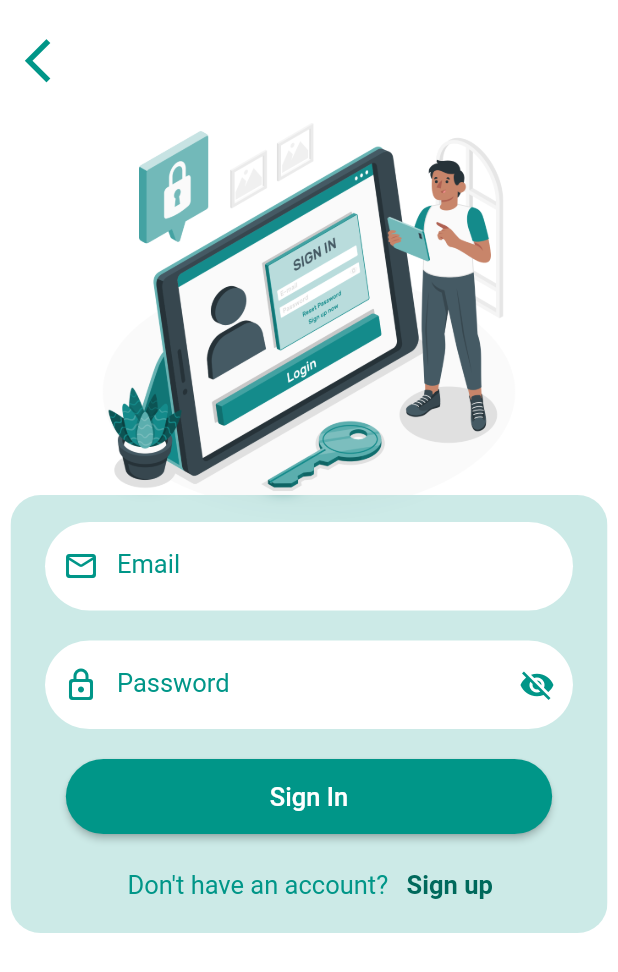
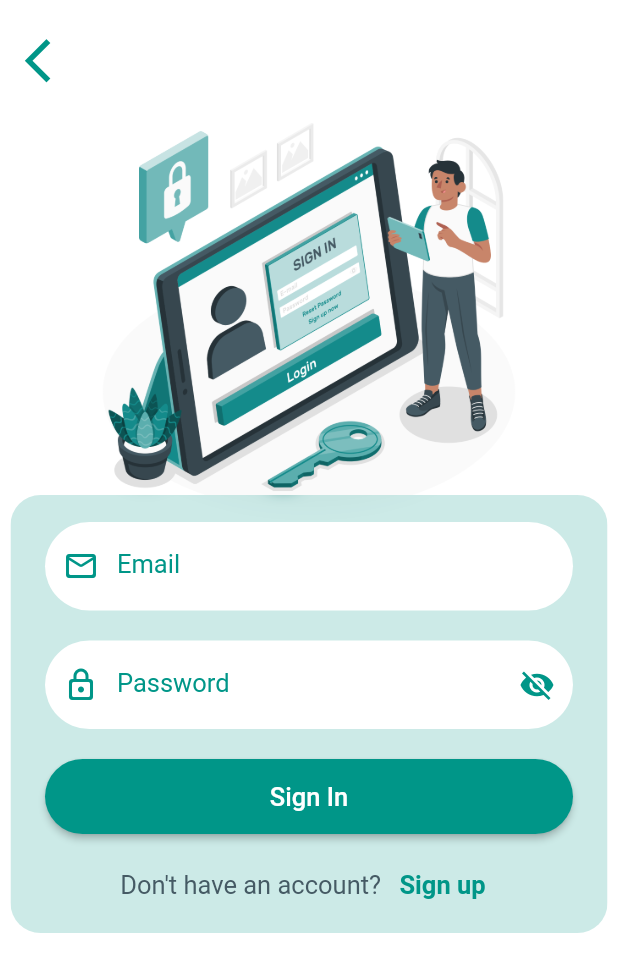
Before and after one commit to Salmakhaled123/ETA, a Flutter app: the MyVerify screen opened directly, after a tap on "Edit Phone Number ?", after a tap on the "arrow back ios" icon, after a tap on "E-Mail", on a phone screen of 412 x 824 dp. Shown: the top 972 px of the screen. Run offline on Flutter 3.47's test engine with Material 2 defaults, Android fonts, the phone set to English and light mode, and no system bars; drawn by our look-alikes of blurrycontainer; our stand-ins replace cloud_firestore, dio, firebase_auth, firebase_core, flutter_bloc, fluttertoast and 5 more; missing offline and left inert: flutter_polyline_points; accounts and stored records are empty; network calls fail.

Commit message:
update10000000

```diff
--- a/lib/modules/Phone_Login.dart
+++ b/lib/modules/Phone_Login.dart
@@ -37,8 +37,8 @@ class _PhoneScreenState extends State<PhoneScreen> {
                 ),
               ),
               Padding(
-                padding: const EdgeInsets.fromLTRB(0, 15, 330, 0),
-                child: IconButton(
+                padding: const EdgeInsets.only(top: 15),
+                child: IconButton(alignment: Alignment.topLeft,
                     onPressed: () {
                       Navigator.pushReplacement(
                           context,
@@ -83,6 +83,7 @@ class _PhoneScreenState extends State<PhoneScreen> {
                       ),
                       Padding(
                         padding: const EdgeInsets.fromLTRB(15, 10, 15, 10),
+                        child: SizedBox(height: 50,
                           child: ElevatedButton(
                             style: ElevatedButton.styleFrom(
                               backgroundColor: Colors.teal,
@@ -114,11 +115,11 @@ class _PhoneScreenState extends State<PhoneScreen> {
                                     (String verificationId) {},
                               );
                             },
-                          child: const Padding(
-                            padding: EdgeInsets.fromLTRB(110, 15, 110, 15),
+                            child: const Center(
                               child: Text(
                                 'Send OTP',
                                 style: TextStyle(fontSize: 17),
+                              ),
                             ),
                           ),
                         ),
--- a/lib/modules/login_choose.dart
+++ b/lib/modules/login_choose.dart
@@ -16,20 +16,18 @@ class _LoginChooseState extends State<LoginChoose> {
   Widget build(BuildContext context) {
     return Scaffold(
       backgroundColor: Colors.white,
-      body: Stack(
+      body: SingleChildScrollView(
+        child: Stack(
         children: [
           const Padding(
             padding: EdgeInsets.all(65.0),
             child: Image(
                 image: AssetImage('assets/CarServices.png'), fit: BoxFit.fill),
           ),
-          Center(
+          const Center(
             child: Padding(
-              padding: const EdgeInsets.only(top: 260),
-              child: ListView(
-                children: <Widget>[
-                  const Padding(
-                    padding: EdgeInsets.only(left: 135),
+              padding: EdgeInsets.only(top: 260),
+
                     child: Text(
                       'Go With',
                       style: TextStyle(
@@ -39,6 +37,7 @@ class _LoginChooseState extends State<LoginChoose> {
                           color: Colors.teal),
                     ),
                   ),
+          ),
                   Padding(
                     padding: const EdgeInsets.all(10),
                     child: Column(
@@ -54,7 +53,7 @@ class _LoginChooseState extends State<LoginChoose> {
                             );
                           },
                           child: Padding(
-                            padding: const EdgeInsets.all(15),
+                            padding: const EdgeInsets.fromLTRB(15, 335, 15, 5),
                             child: Container(
                               decoration: BoxDecoration(
                                 color: Colors.teal,
@@ -139,12 +138,11 @@ class _LoginChooseState extends State<LoginChoose> {
                       ],
                     ),
                   ),
+
                 ],
               ),
             ),
-          ),
-        ],
-      ),
     );
+
   }
 }
--- a/lib/modules/phone-Registration.dart
+++ b/lib/modules/phone-Registration.dart
@@ -237,6 +237,7 @@ class _phoneRegisterState extends State<phoneRegister> {
                       ),
                       Padding(
                         padding: const EdgeInsets.fromLTRB(15, 10, 15, 10),
+                        child: SizedBox(height: 50,
                           child: ElevatedButton(
                             style: ElevatedButton.styleFrom(
                               backgroundColor: Colors.teal,
@@ -282,11 +283,11 @@ class _phoneRegisterState extends State<phoneRegister> {
                                 );
                               }
                             },
-                          child: const Padding(
-                            padding: EdgeInsets.fromLTRB(120, 15, 120, 15),
+                            child: const Center(
                               child: Text(
                                 'Sign up',
                                 style: TextStyle(fontSize: 17),
+                              ),
                             ),
                           ),
                         ),
--- a/lib/modules/providermapscreen.dart
+++ b/lib/modules/providermapscreen.dart
@@ -1,3 +1,5 @@
+import 'dart:io';
+
 import 'package:cloud_firestore/cloud_firestore.dart';
 import 'package:flutter/material.dart';
 import 'package:flutter_bloc/flutter_bloc.dart';
--- a/lib/modules/signInWithMailAddress.dart
+++ b/lib/modules/signInWithMailAddress.dart
@@ -87,8 +87,8 @@ class _LoginScreenState extends State<LoginScreen> {
                     fit: BoxFit.fill),
               ),
               Padding(
-                padding: const EdgeInsets.fromLTRB(0, 15, 330, 0),
-                child: IconButton(
+                padding: const EdgeInsets.only(top: 15),
+                child: IconButton(alignment: Alignment.topLeft,
                     onPressed: () {
                       Navigator.pushReplacement(
                           context,
@@ -171,6 +171,7 @@ class _LoginScreenState extends State<LoginScreen> {
                       ),
                       Padding(
                         padding: const EdgeInsets.fromLTRB(15, 10, 15, 10),
+                        child: SizedBox(height: 50,
                           child: ElevatedButton(
                             style: ElevatedButton.styleFrom(
                               backgroundColor: Colors.teal,
@@ -180,8 +181,7 @@ class _LoginScreenState extends State<LoginScreen> {
                             onPressed: () async {
                               await SignIn();
                             },
-                          child: const Padding(
-                            padding: EdgeInsets.fromLTRB(120, 15, 120, 15),
+                            child: Center(
                               child: Text(
                                 'Sign In',
                                 style: TextStyle(fontSize: 17),
@@ -189,14 +189,13 @@ class _LoginScreenState extends State<LoginScreen> {
                             ),
                           ),
                         ),
+                      ),
                       Row(
+                        mainAxisAlignment: MainAxisAlignment.center,
                         children: [
-                          const SizedBox(
-                            width: 70,
-                          ),
                           const Text("Don't have an account? ",
                               style:
-                                  TextStyle(fontSize: 17, color: Colors.teal)),
+                                  TextStyle(fontSize: 17, color: Color(0xff455a64))),
                           TextButton(
                             onPressed: () {
                               Navigator.pushReplacement(
@@ -209,7 +208,7 @@ class _LoginScreenState extends State<LoginScreen> {
                               style: TextStyle(
                                 fontWeight: FontWeight.bold,
                                 fontSize: 17,
-                                color: Color(0xff00695c),
+                                color: Colors.teal,
                               ),
                             ),
                           ),
--- a/lib/modules/verifyPhoneNumber.dart
+++ b/lib/modules/verifyPhoneNumber.dart
@@ -92,6 +92,7 @@ class _MyVerifyState extends State<MyVerify> {
                     ),
                     Padding(
                       padding: const EdgeInsets.fromLTRB(15, 20, 15, 10),
+                      child: SizedBox(height: 50,
                         child: ElevatedButton(
                           style: ElevatedButton.styleFrom(
                             backgroundColor: Colors.teal,
@@ -125,14 +126,14 @@ class _MyVerifyState extends State<MyVerify> {
                               );
                             }
                           },
-                        child: Padding(
-                          padding: EdgeInsets.fromLTRB(110, 15, 110, 15),
-                          child: const Text('Confirm',
+                          child: const Center(
+                            child: Text('Confirm',
                                 style: TextStyle(
                                     fontSize: 17,
                                     fontWeight: FontWeight.w600,
                                     fontFamily: 'Serif',
                                     color: Colors.white)),
+                          ),
                         ),
                       ),
                     ),
```
Also changed, not shown: lib/modules/signUpWithMailAddress.dart (+10 -21 lines). Lines whose indentation alone changed are shown as unchanged.
